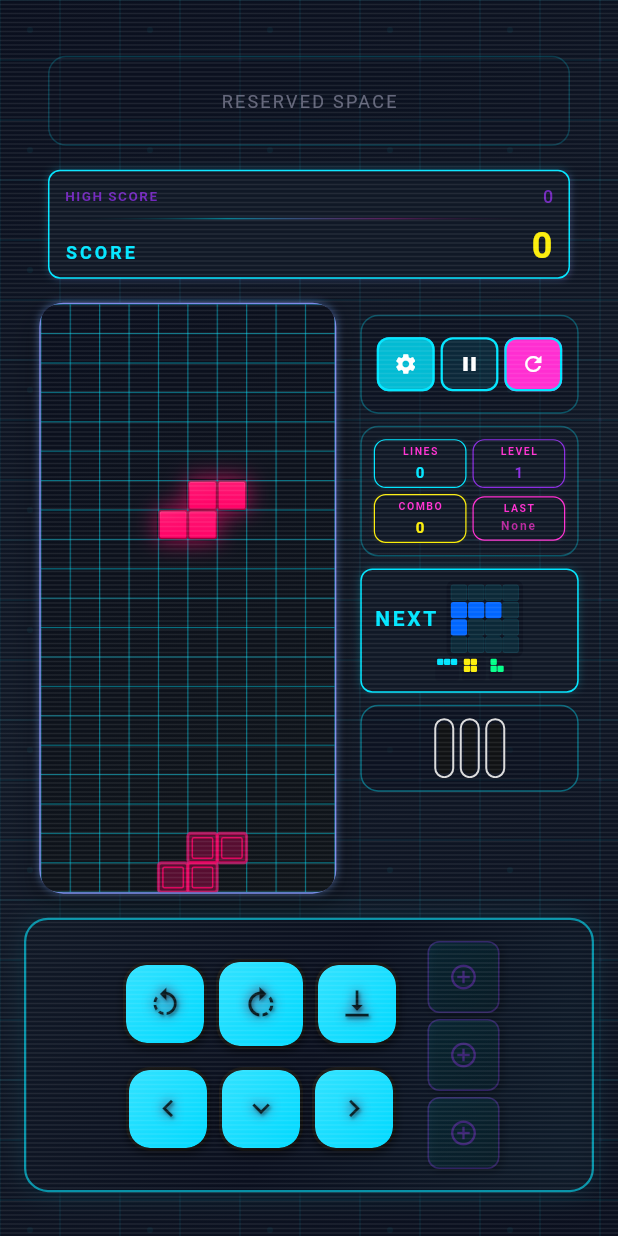
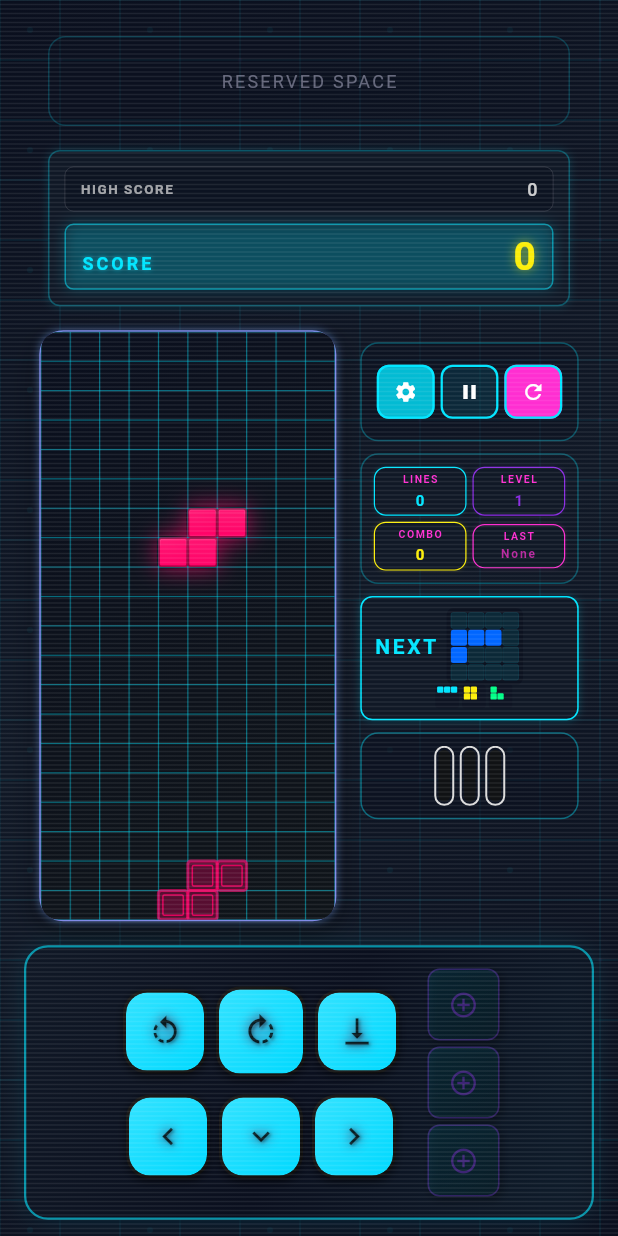
Before and after one commit to CCY0821/flutter_tetris_game, a Flutter app: the screen it shows after launch, on a phone screen of 412 x 824 dp. Run offline on Flutter 3.47's test engine with Material 3 defaults, Android fonts, the phone set to English and light mode, and no system bars; our stand-ins replace audioplayers, google_mobile_ads, shared_preferences; missing offline and left inert: universal_html; network calls fail.

Commit message:
🎨 分數模組重構：半透明卡片分層設計
✨ 設計方案 B 實作
- 移除霓虹分隔線，採用獨立卡片設計
- HIGH SCORE 與 SCORE 各自擁有獨立的視覺容器
- 更清晰的視覺層次與資訊分離

🎭 HIGH SCORE 卡片（歷史記錄風格）
- 配色：銀白色 (0xFFE0E0E0)
- 標籤：opacity 0.7（淡化次要資訊）
- 數值：opacity 0.9（清晰可讀）
- 背景：深色半透明 (cyberpunkBgDeep 0.6)
- 邊框：銀灰淡邊框 (0.2 opacity)
- 視覺語言：低調優雅，殿堂記錄感

💫 SCORE 卡片（即時分數焦點）
- 配色：霓虹青 + 賽博黃
- 標籤：12px, 霓虹青文字發光
- 數值：26px, 賽博黃文字發光（加大 +2px）
- 背景：霓虹青半透明 (0.08 opacity)
- 邊框：霓虹青 (0.5 opacity)
- 外發光：中等強度 (cyberpunkGlowMed)
- 視覺語言：鮮明活力，當前進度感

🎯 視覺對比強化
- HIGH SCORE：冷色銀白（沉穩）
- SCORE：暖色黃光（鮮明）
- 兩卡片垂直間距 8px
- 文字陰影增強霓虹效果

🤖 Generated with [Claude Code](https://claude.com/claude-code)

Co-Authored-By: Claude <noreply@anthropic.com>

```diff
--- a/lib/game/game_ui_components.dart
+++ b/lib/game/game_ui_components.dart
@@ -392,35 +392,40 @@ class GameUIComponents {
     );
   }
 
-  // 獨立的分數資訊組件（3:7比例，放大即時分數）
+  // 獨立的分數資訊組件（方案B：半透明卡片分層設計）
   static Widget scoreInfoPanel(int score, int highScore) {
     return Container(
-      padding: const EdgeInsets.symmetric(horizontal: 10, vertical: 8),
+      padding: const EdgeInsets.all(10),
       decoration: BoxDecoration(
         color: cyberpunkPanel,
         borderRadius: BorderRadius.circular(cyberpunkBorderRadius),
         border: Border.all(
-          color: cyberpunkPrimary,
+          color: cyberpunkPrimary.withOpacity(0.3),
           width: 1,
         ),
         boxShadow: [
           BoxShadow(
-            color: cyberpunkPrimary.withOpacity(0.2),
+            color: cyberpunkPrimary.withOpacity(0.15),
             blurRadius: cyberpunkGlowSoft,
             offset: const Offset(0, 0),
           ),
-          BoxShadow(
-            color: cyberpunkSecondary.withOpacity(0.1),
-            blurRadius: cyberpunkGlowSoft / 2,
-            offset: const Offset(1, 1),
-          ),
         ],
       ),
       child: Column(
         mainAxisSize: MainAxisSize.min,
         children: [
-          // High Score 區域 (次要資訊)
-          Row(
+          // HIGH SCORE 半透明深色卡片
+          Container(
+            padding: const EdgeInsets.symmetric(horizontal: 10, vertical: 6),
+            decoration: BoxDecoration(
+              color: cyberpunkBgDeep.withOpacity(0.6),
+              borderRadius: BorderRadius.circular(6),
+              border: Border.all(
+                color: const Color(0xFFE0E0E0).withOpacity(0.2),
+                width: 0.5,
+              ),
+            ),
+            child: Row(
               mainAxisAlignment: MainAxisAlignment.spaceBetween,
               children: [
                 Text(
@@ -428,7 +433,7 @@ class GameUIComponents {
                   style: GameTheme.accentStyle.copyWith(
                     fontSize: 9,
                     letterSpacing: 1.0,
-                  color: cyberpunkAccent.withOpacity(0.8),
+                    color: const Color(0xFFE0E0E0).withOpacity(0.7),
                   ),
                 ),
                 Text(
@@ -437,30 +442,35 @@ class GameUIComponents {
                     fontSize: 12,
                     fontWeight: FontWeight.w500,
                     letterSpacing: 0.5,
-                  color: cyberpunkAccent.withOpacity(0.8),
-                ),
-              ),
-            ],
-          ),
-
-          // 霓虹分隔線
+                    color: const Color(0xFFE0E0E0).withOpacity(0.9),
+                  ),
+                ),
+              ],
+            ),
+          ),
+
+          const SizedBox(height: 8),
+
+          // SCORE 半透明亮色卡片 + 發光效果
           Container(
-            height: 1,
-            margin: const EdgeInsets.symmetric(vertical: 6),
-            decoration: BoxDecoration(
-              gradient: LinearGradient(
-                colors: [
-                  Colors.transparent,
-                  cyberpunkPrimary.withOpacity(0.5),
-                  cyberpunkSecondary.withOpacity(0.3),
-                  Colors.transparent,
-                ],
-              ),
-            ),
-          ),
-
-          // Score 區域 (主要資訊，放大顯示)
-          Row(
+            padding: const EdgeInsets.symmetric(horizontal: 10, vertical: 8),
+            decoration: BoxDecoration(
+              color: cyberpunkPrimary.withOpacity(0.08),
+              borderRadius: BorderRadius.circular(6),
+              border: Border.all(
+                color: cyberpunkPrimary.withOpacity(0.5),
+                width: 1,
+              ),
+              boxShadow: [
+                BoxShadow(
+                  color: cyberpunkPrimary.withOpacity(0.2),
+                  blurRadius: cyberpunkGlowMed,
+                  spreadRadius: 0,
+                  offset: const Offset(0, 0),
+                ),
+              ],
+            ),
+            child: Row(
               mainAxisAlignment: MainAxisAlignment.spaceBetween,
               crossAxisAlignment: CrossAxisAlignment.baseline,
               textBaseline: TextBaseline.alphabetic,
@@ -471,19 +481,32 @@ class GameUIComponents {
                     fontSize: 12,
                     letterSpacing: 2.0,
                     color: cyberpunkPrimary,
+                    shadows: [
+                      Shadow(
+                        color: cyberpunkPrimary.withOpacity(0.5),
+                        blurRadius: 4,
+                      ),
+                    ],
                   ),
                 ),
                 Text(
                   '$score',
                   style: GameTheme.titleStyle.copyWith(
-                  fontSize: 24,
+                    fontSize: 26,
                     fontWeight: FontWeight.bold,
                     letterSpacing: 1.5,
                     color: cyberpunkCaution,
                     height: 1.0,
-                ),
-              ),
-            ],
+                    shadows: [
+                      Shadow(
+                        color: cyberpunkCaution.withOpacity(0.6),
+                        blurRadius: 8,
+                      ),
+                    ],
+                  ),
+                ),
+              ],
+            ),
           ),
         ],
       ),
```
Lines whose indentation alone changed are shown as unchanged.
